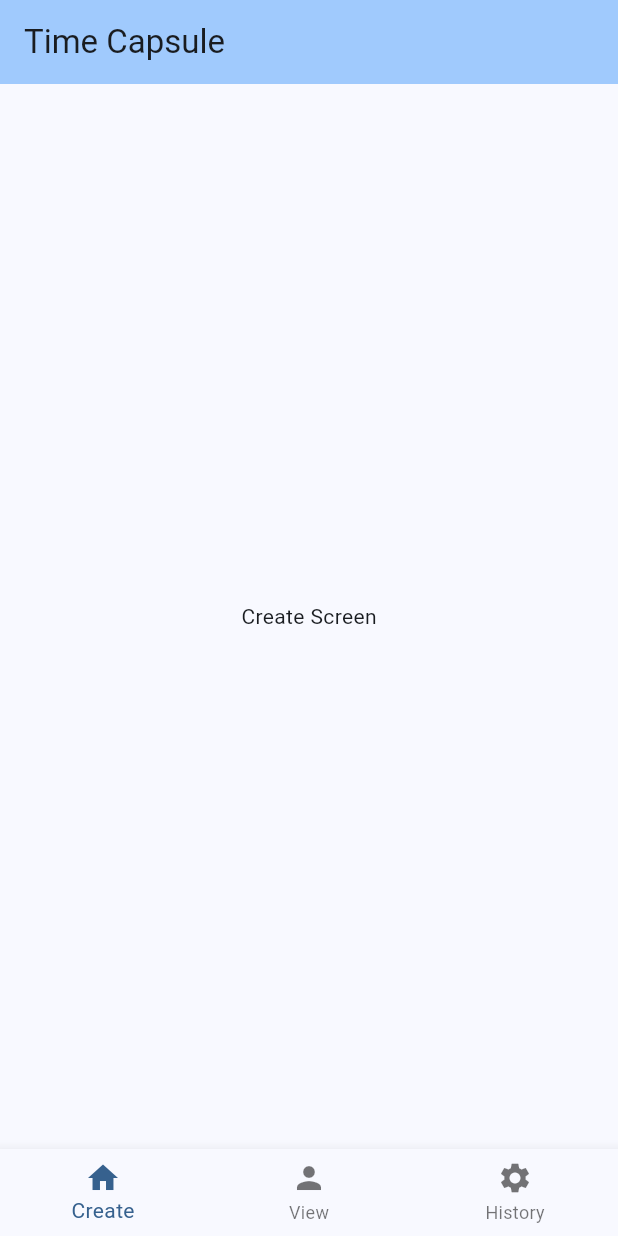
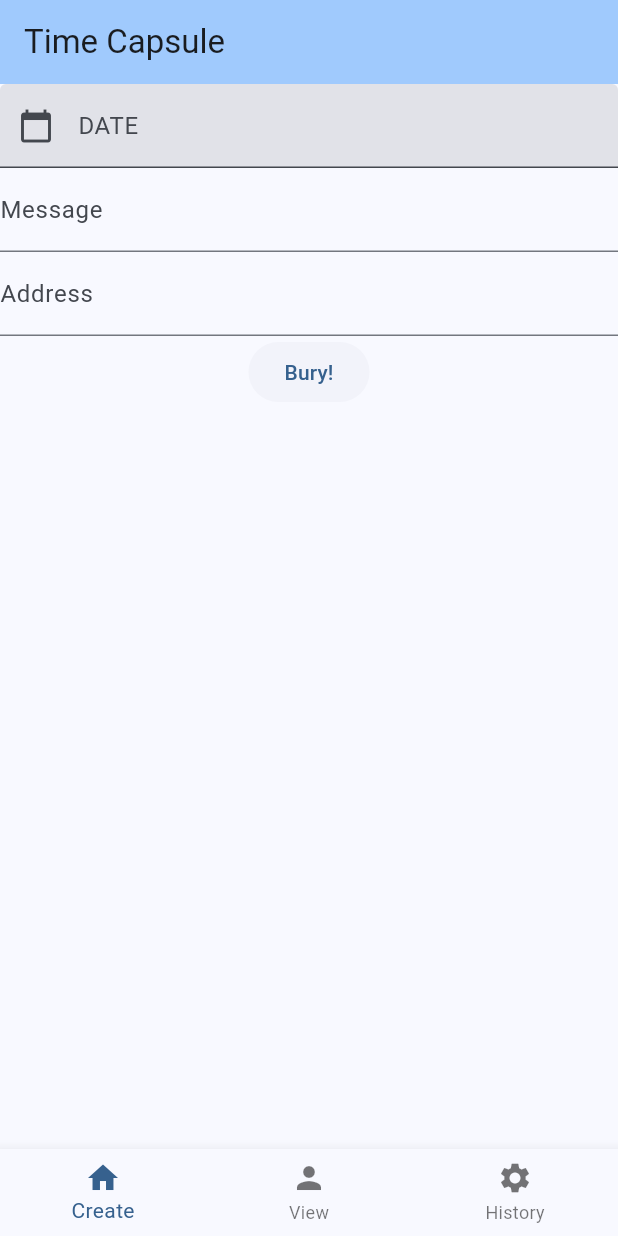
Before and after one commit to YPYT/TimeCapsule, a Flutter app: the screen it shows after launch, on a phone screen of 412 x 824 dp. Run offline on Flutter 3.47's test engine with Material 3 defaults, Android fonts, the phone set to English and light mode, and no system bars.

Commit message:
basic function in the create capsule page

```diff
--- a/lib/create_capsule.dart
+++ b/lib/create_capsule.dart
@@ -1,12 +1,68 @@
 import 'package:flutter/material.dart';
 
-class CreateScreen extends StatelessWidget {
+class CreateScreen extends StatefulWidget {
   const CreateScreen({super.key});
+
+  @override
+  State<CreateScreen> createState() => _CreateScreenState();
+}
+
+class _CreateScreenState extends State<CreateScreen> {
+  DateTime? _selectedDate = null;
+  TextEditingController _dateController = TextEditingController();
 
   @override
   Widget build(BuildContext context) {
     return Center(
-      child: Text('Create Screen'),
+      child: Column(
+        children: [
+          TextField(
+            controller: _dateController,
+            decoration: InputDecoration(
+              labelText: 'DATE',
+              filled: true,
+              prefixIcon: Icon(Icons.calendar_today),
+            ),
+            readOnly: true,
+            onTap: (){
+              _selectDate(context);
+            },
+          ),
+          TextField(
+            decoration: InputDecoration(
+              labelText: 'Message',
+            ),
+          ),
+          TextField(
+            decoration: InputDecoration(
+              labelText: 'Address',
+            ),
+          ),
+          ElevatedButton(
+            style: ElevatedButton.styleFrom(
+              elevation: 0,
+            ),
+            onPressed: () {},
+            child: Text("Bury!"),
+          ),
+        ],
+      )
     );
   }
+
+  Future<void> _selectDate(BuildContext context) async {
+    DateTime? picked = await showDatePicker(
+        context: context,
+        initialDate: DateTime.now(),
+        firstDate: DateTime.now(),
+        lastDate: DateTime(2200)
+    );
+
+    if (picked != null) {
+      _selectedDate = picked;
+      setState(() {
+        _dateController.text = picked.toString().split(" ")[0];
+      });
+    }
+  }
 }
```
